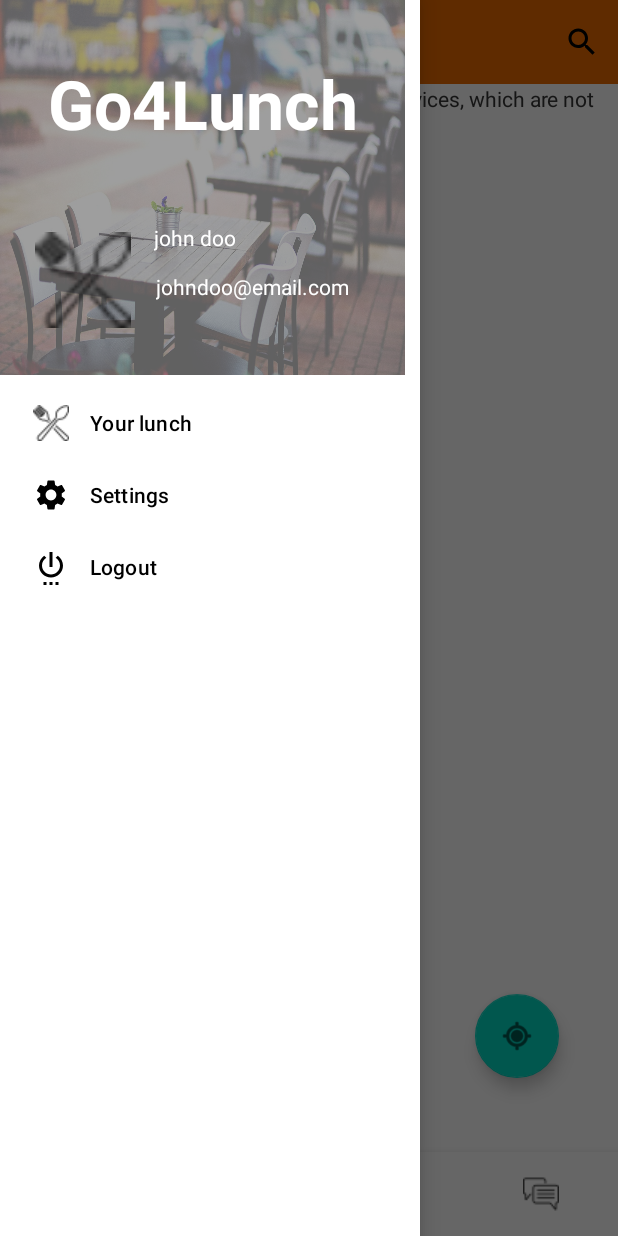
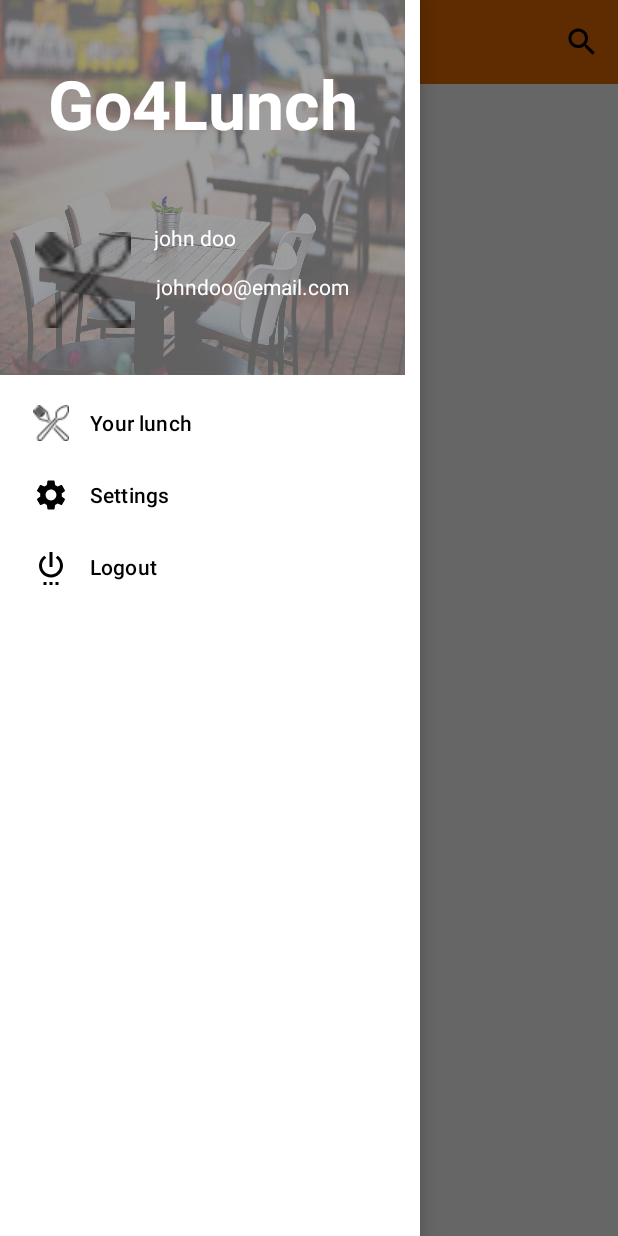
Before and after one commit to coursju/Go4Lunch, an Android app: the fragment RestaurantListFragment placed in its activity, after a tap on "Open navigation drawer", on a phone screen of 412 x 824 dp. Run offline under Robolectric (Android 15) with nearby library versions, the phone set to English and light mode, and no system bars; our stand-ins replace ButterKnife, Firebase (no records; nobody signed in at launch, a user with empty details on screens opened directly), Volley; libraries missing offline, so code that uses them is left out: com.firebase.ui; 2 statements that could not run were skipped.

```diff
--- a/app/src/main/res/layout/activity_main.xml
+++ b/app/src/main/res/layout/activity_main.xml
@@ -84,12 +84,24 @@
                 app:layout_constraintStart_toStartOf="parent"
                 app:layout_constraintTop_toTopOf="parent" />
 
+            <ProgressBar
+                android:id="@+id/progress_bar"
+                style="?android:attr/progressBarStyle"
+                android:layout_width="109dp"
+                android:layout_height="113dp"
+                android:visibility="gone"
+                app:layout_constraintBottom_toBottomOf="parent"
+                app:layout_constraintEnd_toEndOf="parent"
+                app:layout_constraintStart_toStartOf="parent"
+                app:layout_constraintTop_toTopOf="parent" />
+
             <com.google.android.material.bottomnavigation.BottomNavigationView
                 android:id="@+id/bottom_nav"
                 android:layout_width="match_parent"
                 android:layout_height="wrap_content"
                 android:layout_gravity="bottom"
                 android:background="@color/white"
+                android:visibility="invisible"
                 app:itemIconTint="@drawable/bottom_navigation_colors"
                 app:itemTextColor="@drawable/bottom_navigation_colors"
                 app:layout_constraintBottom_toBottomOf="parent"
```
Also changed, not shown: app/src/main/java/com/coursju/go4lunch/base/BaseFragment.java (+9 -53 lines).
